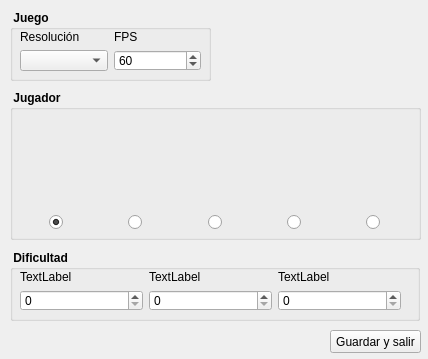
First picture: the form in lib/gui.ui, repository camador/gemas, before the edit.
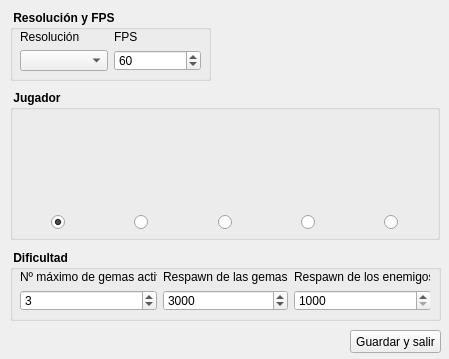
Second picture: the form after the edit. Icons and pictures are not drawn.

Commit message: - Asignado texto a los label pendientes - Renombrados los elementos que faltaban - Asignados valores predeterminados - Añadidos algunos tooltips - Añadido nombre a la ventana principal

The edit to the form file:
```diff
--- a/lib/gui.ui
+++ b/lib/gui.ui
@@ -6,7 +6,7 @@
    <rect>
     <x>0</x>
     <y>0</y>
-    <width>428</width>
+    <width>449</width>
     <height>359</height>
    </rect>
   </property>
@@ -30,7 +30,7 @@
      </font>
     </property>
     <property name="title">
-     <string> Juego </string>
+     <string> Resolución y FPS </string>
     </property>
     <property name="flat">
      <bool>false</bool>
@@ -108,7 +108,7 @@
      <rect>
       <x>10</x>
       <y>90</y>
-      <width>411</width>
+      <width>430</width>
       <height>150</height>
      </rect>
     </property>
@@ -126,7 +126,7 @@
       <rect>
        <x>10</x>
        <y>20</y>
-       <width>390</width>
+       <width>410</width>
        <height>120</height>
       </rect>
      </property>
@@ -227,7 +227,7 @@
      <rect>
       <x>10</x>
       <y>250</y>
-      <width>410</width>
+      <width>431</width>
       <height>71</height>
      </rect>
     </property>
@@ -245,7 +245,7 @@
       <rect>
        <x>10</x>
        <y>20</y>
-       <width>381</width>
+       <width>410</width>
        <height>41</height>
       </rect>
      </property>
@@ -259,7 +259,7 @@
          </font>
         </property>
         <property name="text">
-         <string>TextLabel</string>
+         <string>Nº máximo de gemas activas</string>
         </property>
        </widget>
       </item>
@@ -272,7 +272,7 @@
          </font>
         </property>
         <property name="text">
-         <string>TextLabel</string>
+         <string>Respawn de las gemas</string>
         </property>
        </widget>
       </item>
@@ -285,7 +285,7 @@
          </font>
         </property>
         <property name="text">
-         <string>TextLabel</string>
+         <string>Respawn de los enemigos</string>
         </property>
        </widget>
       </item>
@@ -297,6 +297,15 @@
           <bold>false</bold>
          </font>
         </property>
+        <property name="minimum">
+         <number>1</number>
+        </property>
+        <property name="maximum">
+         <number>10</number>
+        </property>
+        <property name="value">
+         <number>3</number>
+        </property>
        </widget>
       </item>
       <item row="1" column="1">
@@ -307,6 +316,18 @@
           <bold>false</bold>
          </font>
         </property>
+        <property name="toolTip">
+         <string>Tiempo en milisegundos</string>
+        </property>
+        <property name="minimum">
+         <number>1000</number>
+        </property>
+        <property name="maximum">
+         <number>10000</number>
+        </property>
+        <property name="value">
+         <number>3000</number>
+        </property>
        </widget>
       </item>
       <item row="1" column="2">
@@ -317,6 +338,15 @@
           <bold>false</bold>
          </font>
         </property>
+        <property name="toolTip">
+         <string>Tiempo en milisegundos</string>
+        </property>
+        <property name="minimum">
+         <number>1000</number>
+        </property>
+        <property name="maximum">
+         <number>15000</number>
+        </property>
        </widget>
       </item>
      </layout>
@@ -325,7 +355,7 @@
    <widget class="QPushButton" name="pbtGuardar">
     <property name="geometry">
      <rect>
-      <x>330</x>
+      <x>350</x>
       <y>330</y>
       <width>91</width>
       <height>23</height>
```
Left out of the diff: 8 changed lines with no effect on the pictures.
